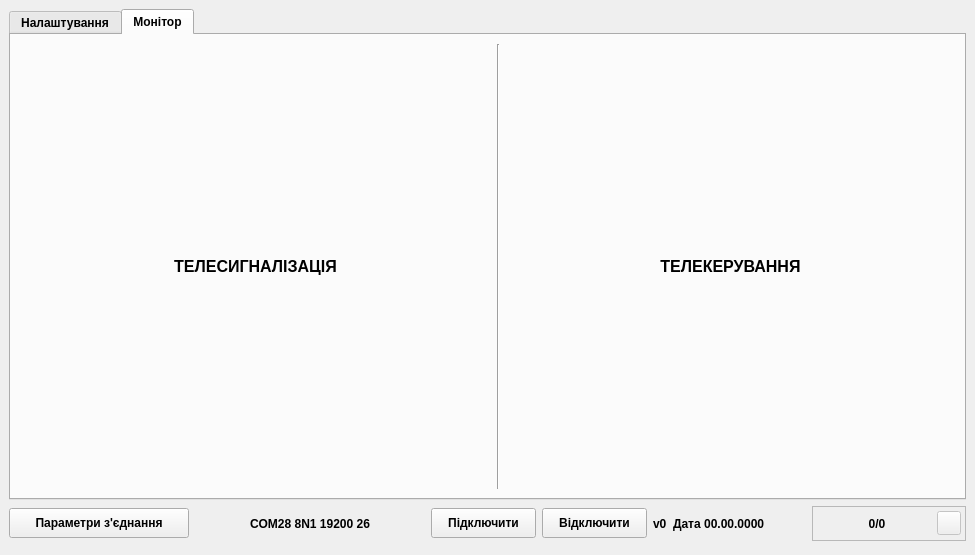
Above: mdio.ui from Goodjamp/Mdio before the change. Below: the same form after it.
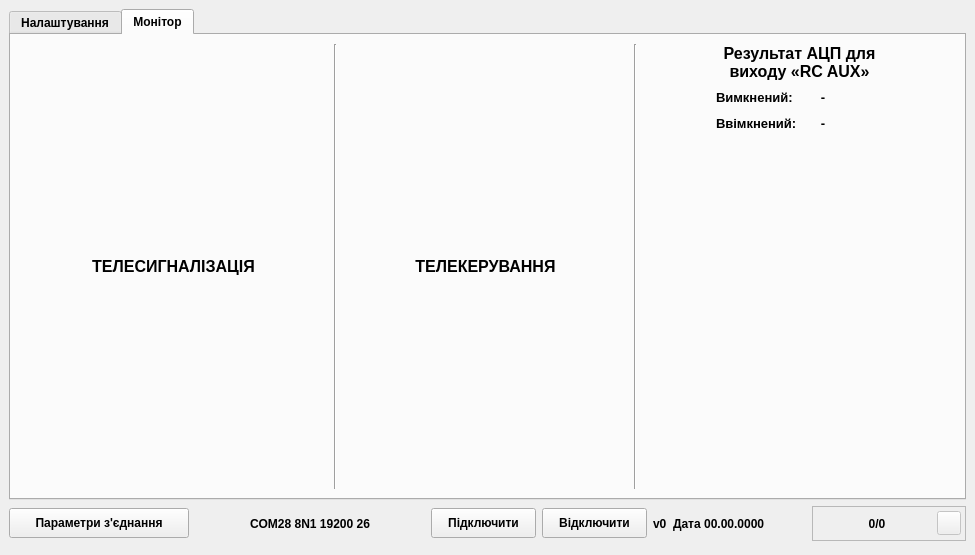
That is the form after the change. The open tabs and pages were chosen to show the change.

Diff of the .ui file:
```diff
--- a/mdio.ui
+++ b/mdio.ui
@@ -1383,6 +1383,198 @@
             </property>
            </spacer>
           </item>
+          <item>
+           <widget class="Line" name="line_7">
+            <property name="orientation">
+             <enum>Qt::Orientation::Vertical</enum>
+            </property>
+           </widget>
+          </item>
+          <item>
+           <spacer name="horizontalSpacer_8">
+            <property name="orientation">
+             <enum>Qt::Orientation::Horizontal</enum>
+            </property>
+            <property name="sizeHint" stdset="0">
+             <size>
+              <width>40</width>
+              <height>20</height>
+             </size>
+            </property>
+           </spacer>
+          </item>
+          <item>
+           <layout class="QVBoxLayout" name="verticalLayout_3">
+            <property name="spacing">
+             <number>6</number>
+            </property>
+            <property name="leftMargin">
+             <number>0</number>
+            </property>
+            <item>
+             <widget class="QLabel" name="label_5">
+              <property name="font">
+               <font>
+                <pointsize>12</pointsize>
+                <bold>true</bold>
+               </font>
+              </property>
+              <property name="text">
+               <string>Результат АЦП для
+виходу «RC AUX»</string>
+              </property>
+              <property name="alignment">
+               <set>Qt::AlignmentFlag::AlignCenter</set>
+              </property>
+             </widget>
+            </item>
+            <item>
+             <layout class="QHBoxLayout" name="horizontalLayout_10">
+              <item>
+               <widget class="QLabel" name="lRcAdcOffName">
+                <property name="font">
+                 <font>
+                  <pointsize>10</pointsize>
+                  <bold>true</bold>
+                 </font>
+                </property>
+                <property name="text">
+                 <string>Вимкнений: </string>
+                </property>
+               </widget>
+              </item>
+              <item>
+               <widget class="QLabel" name="lRcAdcOffVal">
+                <property name="minimumSize">
+                 <size>
+                  <width>40</width>
+                  <height>0</height>
+                 </size>
+                </property>
+                <property name="maximumSize">
+                 <size>
+                  <width>40</width>
+                  <height>16777215</height>
+                 </size>
+                </property>
+                <property name="font">
+                 <font>
+                  <pointsize>10</pointsize>
+                  <bold>true</bold>
+                 </font>
+                </property>
+                <property name="text">
+                 <string>-</string>
+                </property>
+                <property name="alignment">
+                 <set>Qt::AlignmentFlag::AlignCenter</set>
+                </property>
+               </widget>
+              </item>
+              <item>
+               <spacer name="horizontalSpacer_17">
+                <property name="orientation">
+                 <enum>Qt::Orientation::Horizontal</enum>
+                </property>
+                <property name="sizeHint" stdset="0">
+                 <size>
+                  <width>40</width>
+                  <height>20</height>
+                 </size>
+                </property>
+               </spacer>
+              </item>
+             </layout>
+            </item>
+            <item>
+             <layout class="QHBoxLayout" name="horizontalLayout_11">
+              <property name="topMargin">
+               <number>0</number>
+              </property>
+              <item>
+               <widget class="QLabel" name="lRcAdcOnName">
+                <property name="font">
+                 <font>
+                  <pointsize>10</pointsize>
+                  <bold>true</bold>
+                 </font>
+                </property>
+                <property name="text">
+                 <string>Ввімкнений:</string>
+                </property>
+               </widget>
+              </item>
+              <item>
+               <widget class="QLabel" name="lRcAdcOnVal">
+                <property name="minimumSize">
+                 <size>
+                  <width>40</width>
+                  <height>0</height>
+                 </size>
+                </property>
+                <property name="maximumSize">
+                 <size>
+                  <width>40</width>
+                  <height>16777215</height>
+                 </size>
+                </property>
+                <property name="font">
+                 <font>
+                  <pointsize>10</pointsize>
+                  <bold>true</bold>
+                 </font>
+                </property>
+                <property name="text">
+                 <string>-</string>
+                </property>
+                <property name="alignment">
+                 <set>Qt::AlignmentFlag::AlignCenter</set>
+                </property>
+               </widget>
+              </item>
+              <item>
+               <spacer name="horizontalSpacer_18">
+                <property name="orientation">
+                 <enum>Qt::Orientation::Horizontal</enum>
+                </property>
+                <property name="sizeHint" stdset="0">
+                 <size>
+                  <width>40</width>
+                  <height>20</height>
+                 </size>
+                </property>
+               </spacer>
+              </item>
+             </layout>
+            </item>
+            <item>
+             <spacer name="verticalSpacer_2">
+              <property name="orientation">
+               <enum>Qt::Orientation::Vertical</enum>
+              </property>
+              <property name="sizeHint" stdset="0">
+               <size>
+                <width>20</width>
+                <height>40</height>
+               </size>
+              </property>
+             </spacer>
+            </item>
+           </layout>
+          </item>
+          <item>
+           <spacer name="horizontalSpacer_16">
+            <property name="orientation">
+             <enum>Qt::Orientation::Horizontal</enum>
+            </property>
+            <property name="sizeHint" stdset="0">
+             <size>
+              <width>40</width>
+              <height>20</height>
+             </size>
+            </property>
+           </spacer>
+          </item>
          </layout>
         </widget>
        </widget>
```
Left out of the diff: 2 changed lines with no effect on the pictures.
